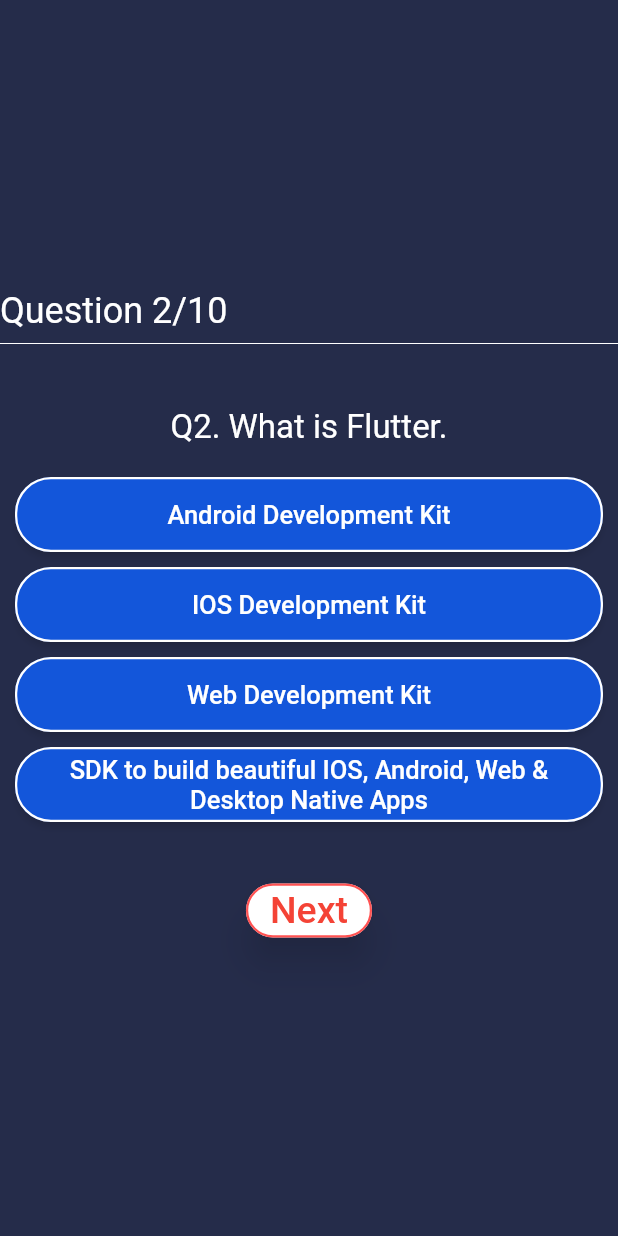
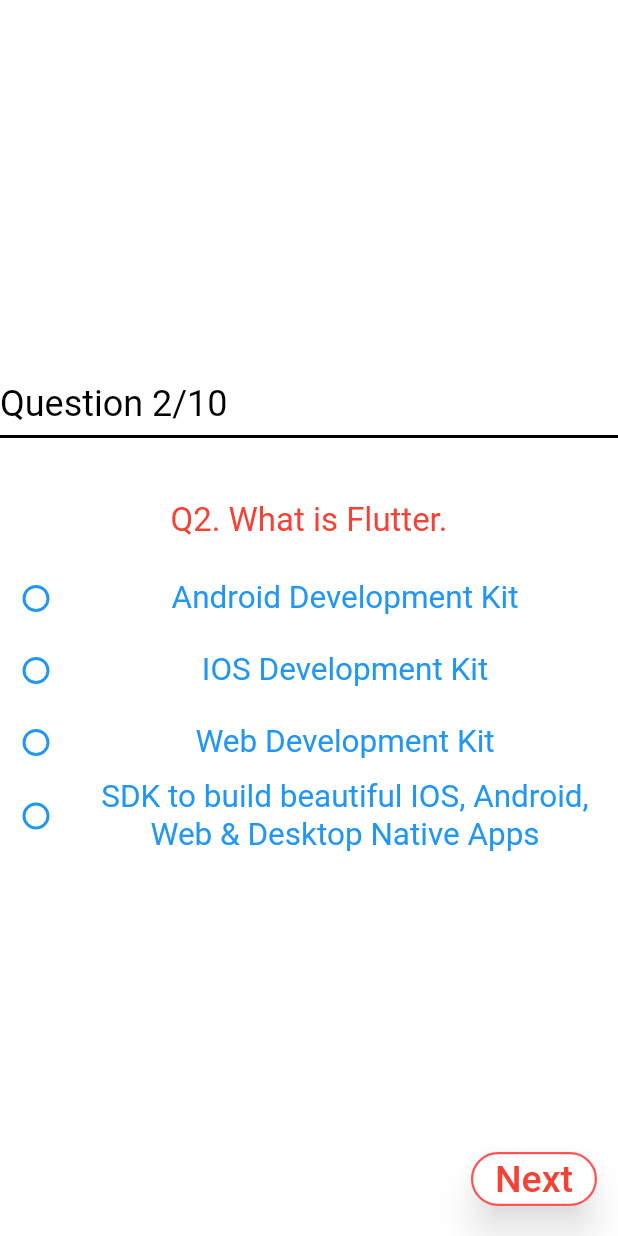
Before and after one commit to ArpitAswal/FlutterQuiz, a Flutter app: the PlayQuiz screen opened directly, after a tap on "Next", on a phone screen of 412 x 824 dp. Run offline on Flutter 3.47's test engine with Material 2 defaults, Android fonts, the phone set to English and light mode, and no system bars; our stand-ins replace confetti, websafe_svg.

```diff
--- a/lib/playQuiz.dart
+++ b/lib/playQuiz.dart
@@ -20,10 +20,11 @@ class PlayQuiz extends StatefulWidget {
 
 class _PlayQuizState extends State<PlayQuiz> {
 
-  int score = 0;
   PageController? _controller;
-  bool answered=false;
-  int correct=-1;
+  String ans = "";
+  List? rightanswer = List.filled(10, false, growable: false);
+  static int boolindex=0;
+
   @override
   void initState() {
     // TODO: implement initState
@@ -34,20 +35,20 @@ class _PlayQuizState extends State<PlayQuiz> {
   @override
   Widget build(BuildContext context) {
     return Scaffold(
-      backgroundColor: const Color(0xFF252c4a), //Color(0xFF117eeb);
+      backgroundColor: Colors.white,
         body: PageView.builder(
         controller: _controller,
         onPageChanged: (page) {
             setState(() {
-                answered = false;
-                correct=-1;
+              boolindex=page;
             });
 
         },
-          //physics: NeverScrollableScrollPhysics(),
         itemCount: questions.length,
         itemBuilder: (context,index){
-            return Column(
+          return Stack(
+            children:[
+              Column(
               mainAxisAlignment: MainAxisAlignment.center,
               crossAxisAlignment: CrossAxisAlignment.center,
               children: [
@@ -56,89 +57,72 @@ class _PlayQuizState extends State<PlayQuiz> {
                 child: Text(
                 "Question ${index + 1}/10",
                 textAlign: TextAlign.start,
-                style: TextStyle(
-                  color: Colors.white,
+                style: const TextStyle(
+                  color: Colors.black,
                   fontSize: 24.0,
                 ),
               ),
             ),
-            Divider(
-            color: Colors.white,
+            const Divider(
+              thickness: 2,
+            color: Colors.black,
             ),
-            SizedBox(
+            const SizedBox(
             height: 20.0,
             ),
                 Padding(
                   padding: const EdgeInsets.symmetric(horizontal: 10.0,vertical: 15.0),
-                  child: Text("${questions[index].question}",style: TextStyle(
-                  color: Colors.white,
+                  child: Text("${questions[index].question}",style: const TextStyle(
+                  color: Colors.red,
                   fontSize: 22.0,
               ),
                   textAlign: TextAlign.center,
               ),
                 ),
               for(int i=0; i< questions[index].answers.length;i++)
-                  Container(
-                 width: double.infinity,
-                 height: 50.0,
-                margin: EdgeInsets.symmetric(horizontal: 10,vertical: 5),
-                 child: ElevatedButton(
-                onPressed: (){
-                  correct=i;
-                  answered = true;
-                  if(questions[index].answers.values.toList()[i]) {
-                    score++;
-                  }
+                Row(
+          children:[
+               Radio(
+               fillColor: const MaterialStatePropertyAll<Color>(Colors.blue),
+                   value: questions[index].answers.keys.toList()[i],
+               groupValue: ans,
+               onChanged: (String? value){
                  setState(() {
-
-                  });
-                  if(_controller?.page?.toInt()==questions.length-1){
-                        Navigator.push(
-                         context,
-                    MaterialPageRoute(
-                           builder: (context) => resultPage(score)));
+                   ans=value!;
+                   if(ans==questions[index].answers.keys.toList()[i] && questions[index].answers.values.toList()[i] ==true ){
+                     rightanswer?[boolindex]=true;
                    }
                    else{
-                  _controller!.nextPage(
-                  duration: Duration(milliseconds:100 ),
-                     curve: Curves.easeInExpo);
+                     rightanswer?[boolindex]=false;
                    }
-            },
-              style: ButtonStyle(
-                  backgroundColor: (answered) ? (i==correct) ? (questions[index].answers.values.toList()[i]) ? MaterialStateProperty.all(Color(0xFF31B226)) :
-            MaterialStateProperty.all(Color(0xFFE81818)) :  MaterialStateProperty.all(Color(0xf91357de)) :  MaterialStateProperty.all(Color(0xf91357de)),
-                  foregroundColor: MaterialStateProperty.all(Colors.white),
-                  shadowColor: MaterialStateProperty.all(Colors.black54),
-                  side: MaterialStateProperty.all(const BorderSide(
-                    width: 1.5,
-                    color: Colors.white,
-                  )),
-                  shape: MaterialStateProperty.all(RoundedRectangleBorder(
-                  borderRadius: BorderRadius.circular(24.0)
-                ))
+                 });
+                 debugPrint("ans=$ans");
+                 debugPrint("boolindex=$boolindex");
+
+               }
                ),
-               child: Padding(
-                 padding: const EdgeInsets.all(5.0),
-                 child: Text(questions[index].answers.keys.toList()[i],textAlign: TextAlign.center,style: TextStyle(fontSize: 17),),
-               )
-            )),
-              SizedBox(height: 30,),
-                ElevatedButton(
+               Expanded(child: Text(questions[index].answers.keys.toList()[i],textAlign: TextAlign.center,style: const TextStyle(fontSize: 21,color: Colors.blue))),
+                        ],
+                      ),
+               ]   ),
+              Padding(
+                padding: const EdgeInsets.symmetric(horizontal: 14.0,vertical: 14),
+                child: Align(
+                  alignment: Alignment.bottomRight,
+                  child: ElevatedButton(
                     onPressed: () {
                       if(_controller?.page?.toInt()==questions.length-1){
                         Navigator.push(
                             context,
                             MaterialPageRoute(
-                              builder: (context) => resultPage(score)));
+                                builder: (context) => ScoreScreen(rightanswer!)));
                       }
                       else{
                         _controller!.nextPage(
-                          duration: Duration(milliseconds: 100),
+                            duration: const Duration(milliseconds: 100),
                             curve: Curves.easeInExpo);
-
                       }
                     },
-                  child: (index<9)?Text('Next'):Text('Submit'),
                     style: ButtonStyle(
                       textStyle: MaterialStateProperty.all(const TextStyle(
                           fontSize: 25, fontWeight: FontWeight.w500)),
@@ -156,8 +140,11 @@ class _PlayQuizState extends State<PlayQuiz> {
                         ),
                       ),
                     ),
+                    child: (index<9)?const Text('Next'):const Text('Submit'),
+                  ),
+                ),
               )
-            ],
+          ]
           );
         })
     );
--- a/lib/questions.dart
+++ b/lib/questions.dart
@@ -71,8 +71,8 @@ Play(
   Play(
     'Q9. In Flutter, which of the following is used as identifiers for widgets, elements, and semantic nodes?',
       {'Buttons': false,
-        'Widgets': true,
-        'Keys': false,
+        'Widgets': false,
+        'Keys': true,
         'Streams': false,
       }
       ),
```
Also changed, not shown: lib/resultPage.dart (+40 -25 lines). Lines whose indentation alone changed are shown as unchanged.
